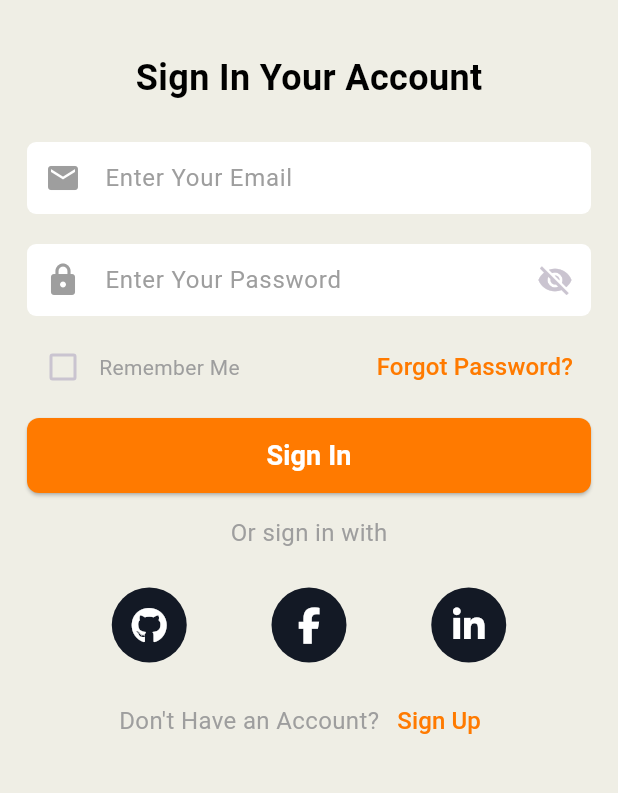
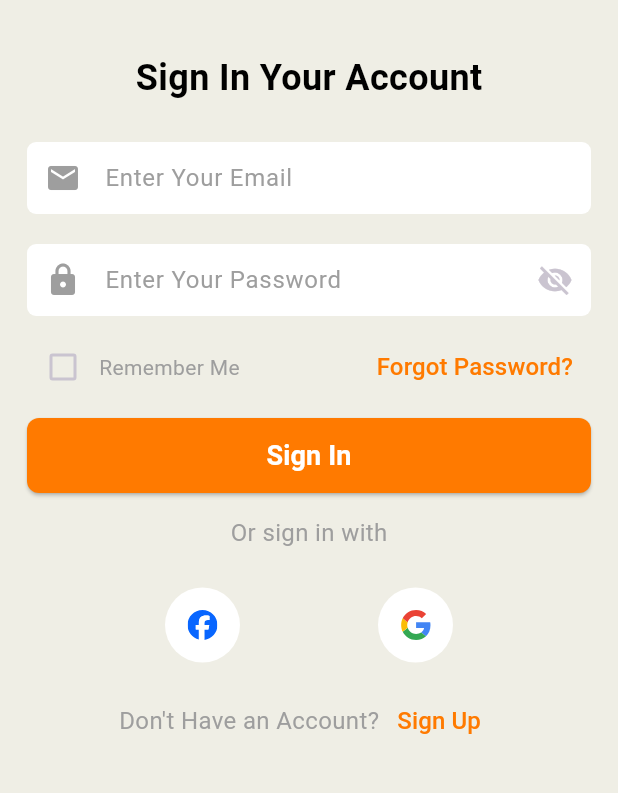
Before and after one commit to Kubbany/Bookie-App, a Flutter app: the screen it shows after launch, on a phone screen of 412 x 824 dp, the part 233-1026 px from its top. Run offline on Flutter 3.47's test engine with Material 3 defaults, Android fonts, the phone set to English and light mode, and no system bars; our stand-ins replace connectivity_plus, flutter_svg, get_it, go_router, google_fonts.

Commit message:
Login & Register UI All Done

```diff
--- a/lib/Features/authentication/presentation/views/widgets/continue_with_item.dart
+++ b/lib/Features/authentication/presentation/views/widgets/continue_with_item.dart
@@ -1,19 +1,17 @@
 import 'package:flutter/material.dart';
+import 'package:flutter_svg/flutter_svg.dart';
 
 class ContinueWithItem extends StatelessWidget {
-  const ContinueWithItem({super.key, required this.icon});
-  final IconData icon;
+  const ContinueWithItem({super.key, required this.image});
+  final String image;
   @override
   Widget build(BuildContext context) {
     return InkWell(
       onTap: () {},
       child: CircleAvatar(
-        backgroundColor: const Color(0xff131925),
+        backgroundColor: Colors.white,
         radius: 25,
-        child: Icon(
-          icon,
-          color: Colors.white,
-        ),
+        child: SvgPicture.asset(image),
       ),
     );
   }
--- a/lib/Features/authentication/presentation/views/widgets/continue_with_list.dart
+++ b/lib/Features/authentication/presentation/views/widgets/continue_with_list.dart
@@ -1,6 +1,6 @@
 import 'package:booki/Features/authentication/presentation/views/widgets/continue_with_item.dart';
+import 'package:booki/core/utils/app_images.dart';
 import 'package:flutter/material.dart';
-import 'package:font_awesome_flutter/font_awesome_flutter.dart';
 
 class ContinueWithList extends StatelessWidget {
   const ContinueWithList({super.key});
@@ -11,13 +11,10 @@ class ContinueWithList extends StatelessWidget {
       mainAxisAlignment: MainAxisAlignment.spaceEvenly,
       children: <Widget>[
         ContinueWithItem(
-          icon: FontAwesomeIcons.github,
+          image: Assets.imagesFacebookIcon,
         ),
         ContinueWithItem(
-          icon: FontAwesomeIcons.facebookF,
-        ),
-        ContinueWithItem(
-          icon: FontAwesomeIcons.linkedinIn,
+          image: Assets.imagesGoogleIcon,
         ),
       ],
     );
--- /dev/null
+++ b/lib/core/utils/app_images.dart
@@ -0,0 +1,12 @@
+// ignore_for_file: prefer_single_quotes
+class Assets {
+  Assets._();
+
+  /// Assets for imagesFacebookIcon
+  /// assets/images/facebook_icon.svg
+  static const String imagesFacebookIcon = "assets/images/facebook_icon.svg";
+
+  /// Assets for imagesGoogleIcon
+  /// assets/images/google_icon.svg
+  static const String imagesGoogleIcon = "assets/images/google_icon.svg";
+}
```
Also changed, not shown: pubspec.yaml (+8 -2 lines), assets/images/facebook_icon.svg (added), assets/images/google_icon.svg (added), pubspec.lock.
